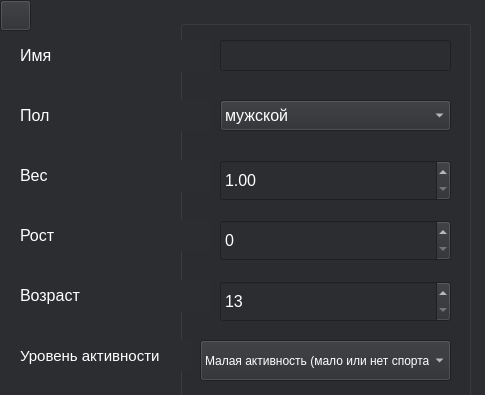
Before: the Qt Designer form designs/user_dialog.ui in chagochka/SlimSecret, drawn with Qt 5; both pictures show x 0 to 485 and y 0 to 395 of the 485 by 605 pixel window.
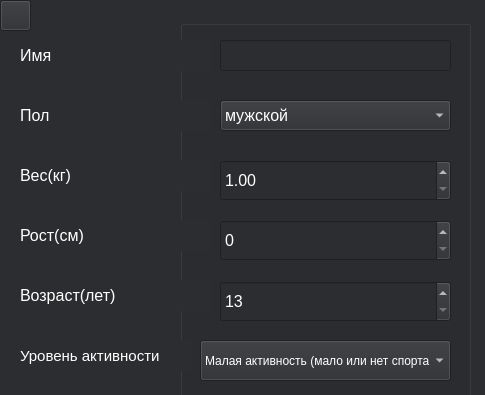
After: the same form once the commit is applied. Icons and pictures are not drawn.

Commit message: Исправлен дизайн

```diff
--- a/designs/user_dialog.ui
+++ b/designs/user_dialog.ui
@@ -364,7 +364,7 @@
     <string notr="true">color: rgb(255, 255, 255);</string>
    </property>
    <property name="text">
-    <string>Вес</string>
+    <string>Вес(кг)</string>
    </property>
   </widget>
   <widget class="QLabel" name="label_8">
@@ -433,7 +433,7 @@
     <string notr="true">color: rgb(255, 255, 255);</string>
    </property>
    <property name="text">
-    <string>Возраст</string>
+    <string>Возраст(лет)</string>
    </property>
   </widget>
   <widget class="QLabel" name="label_2">
@@ -479,7 +479,7 @@
     <string notr="true">color: rgb(255, 255, 255);</string>
    </property>
    <property name="text">
-    <string>Рост</string>
+    <string>Рост(см)</string>
    </property>
   </widget>
   <widget class="QPushButton" name="ChangeButton">
```
